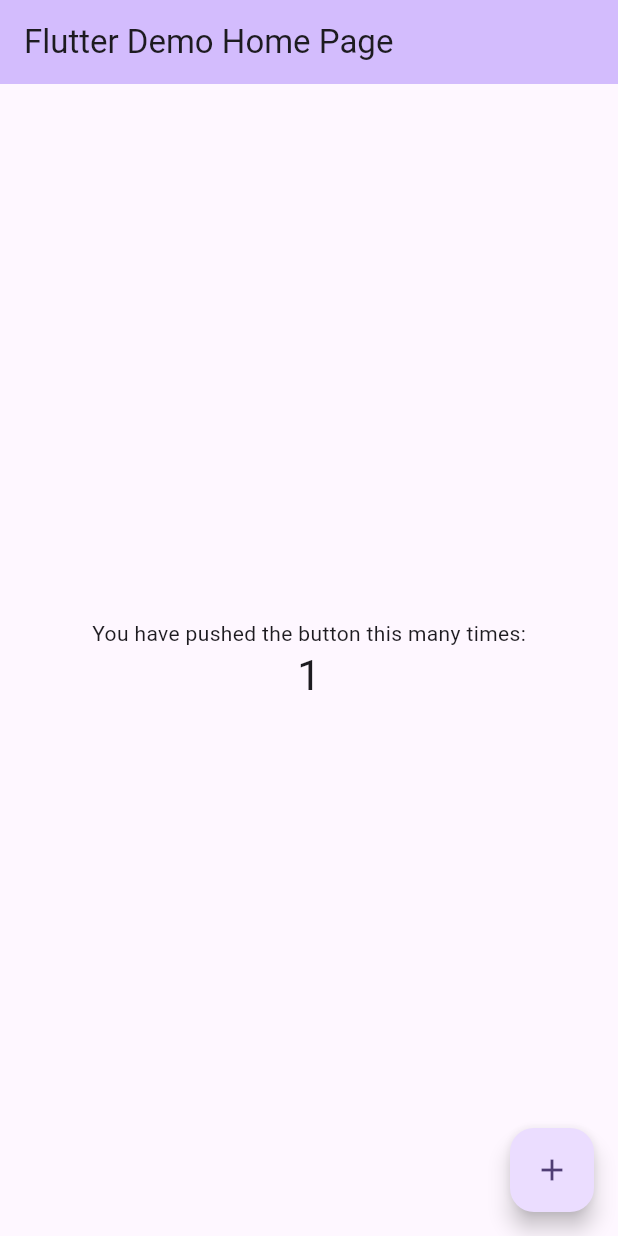
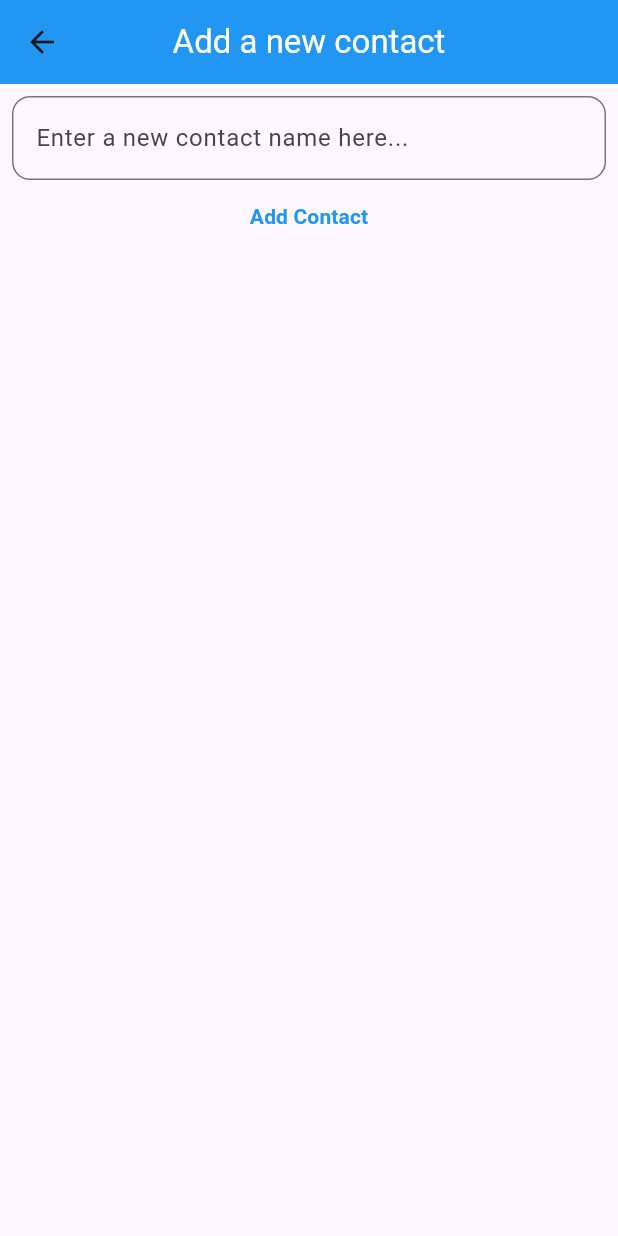
Before and after one commit to MouBiswas16/vanilla_contacts_course, a Flutter app: the screen it shows after launch, after a tap on the "add" icon, on a phone screen of 412 x 824 dp. Run offline on Flutter 3.47's test engine with Material 3 defaults, Android fonts, the phone set to English and light mode, and no system bars.

Commit message:
before use of state management

```diff
--- a/lib/main.dart
+++ b/lib/main.dart
@@ -1,3 +1,5 @@
+// ignore_for_file: prefer_const_constructors
+
 import 'package:flutter/material.dart';
 
 void main() {
@@ -7,119 +9,159 @@
 class MyApp extends StatelessWidget {
   const MyApp({super.key});
 
-  // This widget is the root of your application.
   @override
   Widget build(BuildContext context) {
     return MaterialApp(
-      title: 'Flutter Demo',
-      theme: ThemeData(
-        // This is the theme of your application.
-        //
-        // TRY THIS: Try running your application with "flutter run". You'll see
-        // the application has a purple toolbar. Then, without quitting the app,
-        // try changing the seedColor in the colorScheme below to Colors.green
-        // and then invoke "hot reload" (save your changes or press the "hot
-        // reload" button in a Flutter-supported IDE, or press "r" if you used
-        // the command line to start the app).
-        //
-        // Notice that the counter didn't reset back to zero; the application
-        // state is not lost during the reload. To reset the state, use hot
-        // restart instead.
-        //
-        // This works for code too, not just values: Most code changes can be
-        // tested with just a hot reload.
-        colorScheme: ColorScheme.fromSeed(seedColor: Colors.deepPurple),
-        useMaterial3: true,
-      ),
-      home: const MyHomePage(title: 'Flutter Demo Home Page'),
+      debugShowCheckedModeBanner: false,
+      title: 'Vanilla Contacts Demo',
+      home: HomePage(),
+      routes: {
+        '/new-contact': (context) => NewContactView(),
+      },
     );
   }
 }
 
-class MyHomePage extends StatefulWidget {
-  const MyHomePage({super.key, required this.title});
+class Contact {
+  final String name;
+  const Contact({
+    required this.name,
+  });
+}
 
-  // This widget is the home page of your application. It is stateful, meaning
-  // that it has a State object (defined below) that contains fields that affect
-  // how it looks.
+class ContactBook {
+  ContactBook._sharedInstance();
+  static final ContactBook _shared = ContactBook._sharedInstance();
+  factory ContactBook() => _shared;
 
-  // This class is the configuration for the state. It holds the values (in this
-  // case the title) provided by the parent (in this case the App widget) and
-  // used by the build method of the State. Fields in a Widget subclass are
-  // always marked "final".
+  final List<Contact> _contacts = [
+    // Contact(
+    //   name: "foo bar",
+    // ),
+  ];
 
-  final String title;
+  int get length => _contacts.length;
+
+  void add({required Contact contact}) {
+    _contacts.add(contact);
+  }
+
+  void remove({required Contact contact}) {
+    _contacts.remove(contact);
+  }
+
+  Contact? contact({required int atIndex}) =>
+      _contacts.length > atIndex ? _contacts[atIndex] : null;
+}
+
+class HomePage extends StatelessWidget {
+  const HomePage({super.key});
 
   @override
-  State<MyHomePage> createState() => _MyHomePageState();
+  Widget build(BuildContext context) {
+    final contactBook = ContactBook();
+    return Scaffold(
+      appBar: AppBar(
+        backgroundColor: Colors.blue,
+        centerTitle: true,
+        title: Text(
+          "Home Page",
+          style: TextStyle(
+            color: Colors.white,
+          ),
+        ),
+      ),
+      body: ListView.builder(
+        itemCount: contactBook.length,
+        itemBuilder: (context, index) {
+          final contact = contactBook.contact(atIndex: index)!;
+          return ListTile(
+            title: Text(contact.name),
+          );
+        },
+      ),
+      floatingActionButton: FloatingActionButton(
+        shape: CircleBorder(),
+        backgroundColor: Colors.blue,
+        onPressed: () async {
+          Navigator.of(context).pushNamed('/new-contact');
+        },
+        child: const Icon(
+          Icons.add,
+          color: Colors.white,
+        ),
+      ),
+    );
+  }
 }
 
-class _MyHomePageState extends State<MyHomePage> {
-  int _counter = 0;
+class NewContactView extends StatefulWidget {
+  const NewContactView({super.key});
 
-  void _incrementCounter() {
-    setState(() {
-      // This call to setState tells the Flutter framework that something has
-      // changed in this State, which causes it to rerun the build method below
-      // so that the display can reflect the updated values. If we changed
-      // _counter without calling setState(), then the build method would not be
-      // called again, and so nothing would appear to happen.
-      _counter++;
-    });
+  @override
+  State<NewContactView> createState() => _NewContactViewState();
+}
+
+class _NewContactViewState extends State<NewContactView> {
+  late final TextEditingController _controller;
+
+  @override
+  void initState() {
+    _controller = TextEditingController();
+    super.initState();
+  }
+
+  @override
+  void dispose() {
+    _controller.dispose();
+    super.dispose();
   }
 
   @override
   Widget build(BuildContext context) {
-    // This method is rerun every time setState is called, for instance as done
-    // by the _incrementCounter method above.
-    //
-    // The Flutter framework has been optimized to make rerunning build methods
-    // fast, so that you can just rebuild anything that needs updating rather
-    // than having to individually change instances of widgets.
     return Scaffold(
       appBar: AppBar(
-        // TRY THIS: Try changing the color here to a specific color (to
-        // Colors.amber, perhaps?) and trigger a hot reload to see the AppBar
-        // change color while the other colors stay the same.
-        backgroundColor: Theme.of(context).colorScheme.inversePrimary,
-        // Here we take the value from the MyHomePage object that was created by
-        // the App.build method, and use it to set our appbar title.
-        title: Text(widget.title),
+        backgroundColor: Colors.blue,
+        centerTitle: true,
+        title: Text(
+          "Add a new contact",
+          style: TextStyle(
+            color: Colors.white,
+          ),
+        ),
       ),
-      body: Center(
-        // Center is a layout widget. It takes a single child and positions it
-        // in the middle of the parent.
+      body: Padding(
+        padding: const EdgeInsets.all(8.0),
         child: Column(
-          // Column is also a layout widget. It takes a list of children and
-          // arranges them vertically. By default, it sizes itself to fit its
-          // children horizontally, and tries to be as tall as its parent.
-          //
-          // Column has various properties to control how it sizes itself and
-          // how it positions its children. Here we use mainAxisAlignment to
-          // center the children vertically; the main axis here is the vertical
-          // axis because Columns are vertical (the cross axis would be
-          // horizontal).
-          //
-          // TRY THIS: Invoke "debug painting" (choose the "Toggle Debug Paint"
-          // action in the IDE, or press "p" in the console), to see the
-          // wireframe for each widget.
-          mainAxisAlignment: MainAxisAlignment.center,
-          children: <Widget>[
-            const Text(
-              'You have pushed the button this many times:',
+          children: [
+            TextField(
+              controller: _controller,
+              decoration: InputDecoration(
+                  border: OutlineInputBorder(
+                    borderRadius: BorderRadius.circular(12),
+                    borderSide: BorderSide(
+                      color: Colors.blue,
+                    ),
+                  ),
+                  hintText: "Enter a new contact name here..."),
             ),
-            Text(
-              '$_counter',
-              style: Theme.of(context).textTheme.headlineMedium,
+            TextButton(
+              onPressed: () {
+                final contact = Contact(name: _controller.text);
+                ContactBook().add(contact: contact);
+                Navigator.pop(context);
+              },
+              child: Text(
+                "Add Contact",
+                style: TextStyle(
+                  color: Colors.blue,
+                  fontWeight: FontWeight.bold,
+                ),
+              ),
             ),
           ],
         ),
       ),
-      floatingActionButton: FloatingActionButton(
-        onPressed: _incrementCounter,
-        tooltip: 'Increment',
-        child: const Icon(Icons.add),
-      ), // This trailing comma makes auto-formatting nicer for build methods.
     );
   }
 }
```
